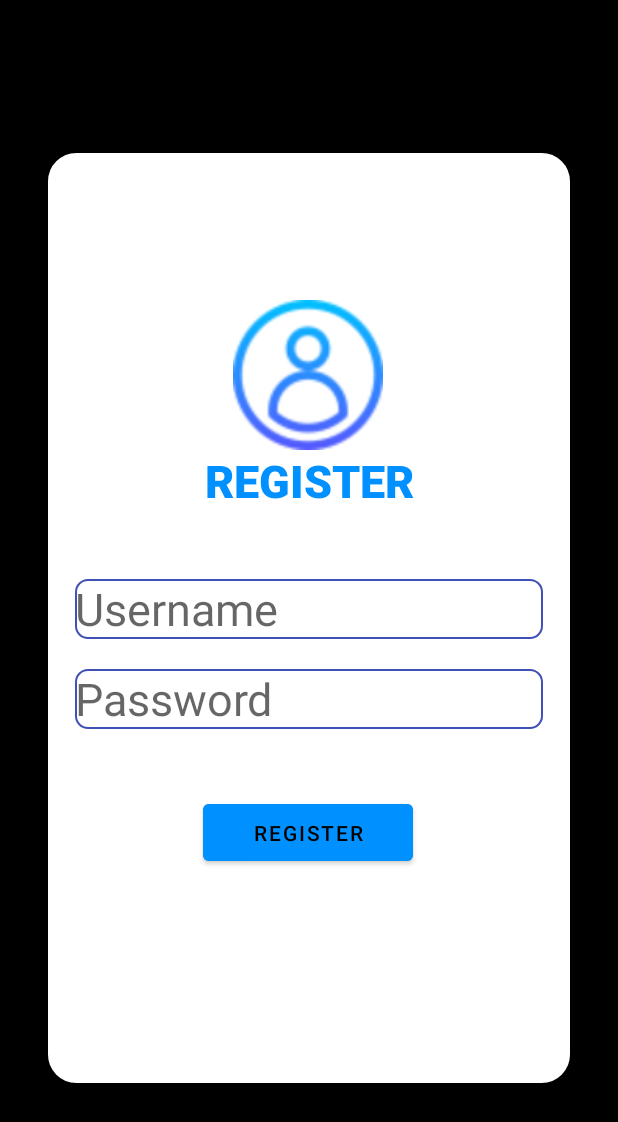
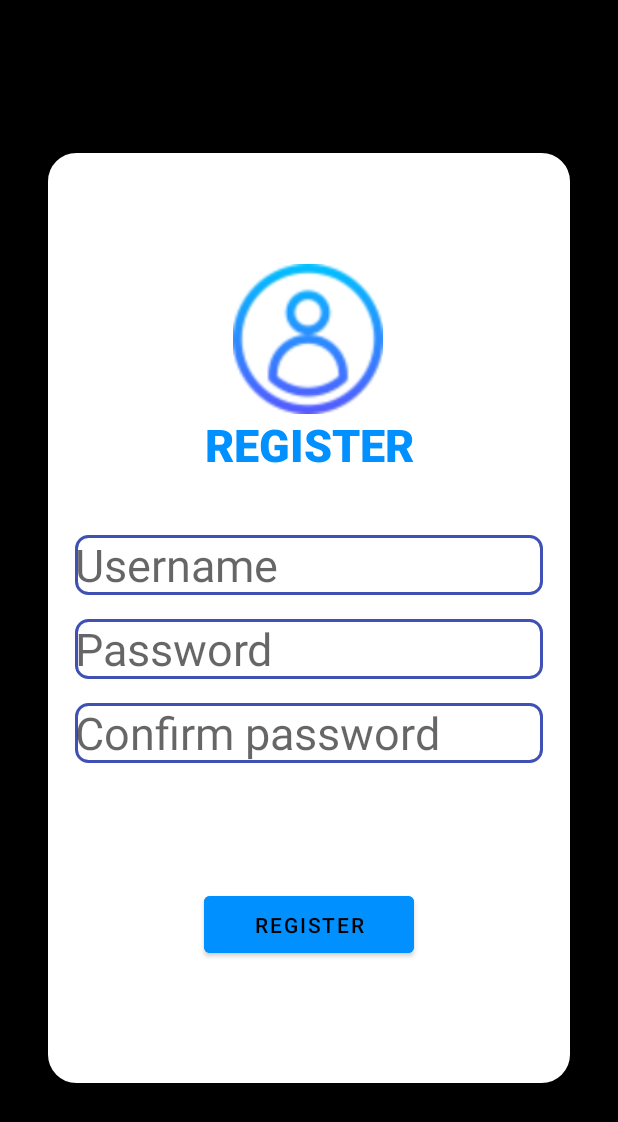
Before and after one commit to VihKag/AndroidML_project, an Android app: the screen it shows after launch (RegisterActivity), after a tap on "REGISTER", on a phone screen of 412 x 824 dp. Shown: the top 1122 px of the screen. Run offline under Robolectric (Android 15) with nearby library versions, the phone set to English and light mode, and no system bars.

Commit message:
add confirm password/ logout

```diff
--- a/AppAIAndroid/AppAIAndroid/app/src/main/AndroidManifest.xml
+++ b/AppAIAndroid/AppAIAndroid/app/src/main/AndroidManifest.xml
@@ -64,10 +64,10 @@
         <activity
             android:name=".ResultSearchActivity"
             android:exported="true"
+            android:theme="@style/Theme.AppCompat"
             android:windowSoftInputMode="adjustPan">
             <intent-filter>
                 <action android:name="android.intent.action.VIEW" />
-
                 <category android:name="android.intent.category.LAUNCHER" />
             </intent-filter>
         </activity>
--- a/AppAIAndroid/AppAIAndroid/app/src/main/java/hcmute/vika/appaiandroid/LoginActivity.java
+++ b/AppAIAndroid/AppAIAndroid/app/src/main/java/hcmute/vika/appaiandroid/LoginActivity.java
@@ -29,6 +29,13 @@ public class LoginActivity extends AppCompatActivity {
         buttonLogin = findViewById(R.id.buttonLogin);
         buttonRegister = findViewById(R.id.buttonRegister);
 
+//        Intent intentrc= getIntent();
+        Bundle extras = getIntent().getExtras();
+        if(extras!=null){
+            String mess=extras.getString("ToastRegister");
+            Toast.makeText(this, mess, Toast.LENGTH_SHORT).show();
+        }
+
         buttonLogin.setOnClickListener(new View.OnClickListener() {
             @Override
             public void onClick(View v) {
@@ -57,7 +64,7 @@ public class LoginActivity extends AppCompatActivity {
 
     private boolean login(String username, String password) {
         // Kiểm tra thông tin đăng nhập
-        return dbHelper.checkUser(username, password);
+        return dbHelper.checkUserlogin(username, password);
     }
 
 
--- a/AppAIAndroid/AppAIAndroid/app/src/main/java/hcmute/vika/appaiandroid/RegisterActivity.java
+++ b/AppAIAndroid/AppAIAndroid/app/src/main/java/hcmute/vika/appaiandroid/RegisterActivity.java
@@ -12,10 +12,9 @@ import androidx.annotation.Nullable;
 import androidx.appcompat.app.AppCompatActivity;
 
 public class RegisterActivity extends AppCompatActivity {
-    private EditText editTextUsername,editTextPassword;
+    private EditText editTextUsername,editTextPassword, editConfirmPassword;;
 
-    private Button buttonLogin,buttonRegister;
-    private TextView textViewForgotPassword;
+    private Button buttonRegister;
     private DBHelper dbHelper;
 
     @Override
@@ -27,29 +26,36 @@ public class RegisterActivity extends AppCompatActivity {
         editTextUsername = findViewById(R.id.editTextUsername);
         editTextPassword = findViewById(R.id.editTextPassword);
         buttonRegister = findViewById(R.id.buttonRegister);
-
+        editConfirmPassword=findViewById(R.id.editconfirmPassword);
         buttonRegister.setOnClickListener(new View.OnClickListener() {
             @Override
             public void onClick(View v) {
                 String username = editTextUsername.getText().toString();
                 String password = editTextPassword.getText().toString();
-                if (register(username, password)) {
+                String confirm = editConfirmPassword.getText().toString();
+                if (!password.equals(confirm)) {
+                    // Hiển thị thông báo lỗi khi mật khẩu và xác nhận mật khẩu không khớp
+                    Toast.makeText(RegisterActivity.this, "Password does not match", Toast.LENGTH_SHORT).show();
+                }else if(password.equals(confirm)) {
+                    if(register(username)){
                         // Thêm người dùng mới vào cơ sở dữ liệu
                         dbHelper.addUser(username, password);
                         // Đăng ký thành công, chuyển đến trang đăng nhập
                         Intent intent = new Intent(RegisterActivity.this, LoginActivity.class);
+                        intent.putExtra("ToastRegister","Sign up success");
                         startActivity(intent);
-                } else {
+                    }else {
                         // Hiển thị thông báo lỗi đăng ký
-                    Toast.makeText(RegisterActivity.this, "Registration failed", Toast.LENGTH_SHORT).show();
+                        Toast.makeText(RegisterActivity.this, "Sign up failed! The account have existed", Toast.LENGTH_SHORT).show();
+                    }
                 }
             }
         });
 
     }
-    private boolean register(String username, String password) {
+    private boolean register(String username) {
         // Kiểm tra xem người dùng đã tồn tại hay chưa
-        if (dbHelper.checkUser(username,password)) {
+        if (dbHelper.checkUser(username)) {
             // Người dùng đã tồn tại, đăng ký không thành công
             return false;
         }
--- a/AppAIAndroid/AppAIAndroid/app/src/main/res/drawable/login_input.xml
+++ b/AppAIAndroid/AppAIAndroid/app/src/main/res/drawable/login_input.xml
@@ -3,6 +3,6 @@
     <solid android:color="#00FFFFFF" /> <!-- Màu nền của button là màu trắng -->
     <corners android:radius="8dp" /> <!-- Bo tròn góc của button -->
     <stroke
-        android:width="1dp"
+        android:width="2dp"
         android:color="#3F51B5" /> <!-- Viền của button -->
 </shape>
--- a/AppAIAndroid/AppAIAndroid/app/src/main/res/layout/activity_register.xml
+++ b/AppAIAndroid/AppAIAndroid/app/src/main/res/layout/activity_register.xml
@@ -22,7 +22,7 @@
             android:id="@+id/imageViewUser"
             android:layout_width="100dp"
             android:layout_height="100dp"
-            android:layout_marginTop="100dp"
+            android:layout_marginTop="76dp"
             android:src="@drawable/user"
             app:layout_constraintEnd_toEndOf="parent"
             app:layout_constraintHorizontal_bias="0.498"
@@ -46,8 +46,8 @@
             android:id="@+id/editTextUsername"
             android:layout_width="match_parent"
             android:layout_height="40dp"
-            android:layout_marginTop="45dp"
             android:layout_marginStart="20dp"
+            android:layout_marginTop="40dp"
             android:layout_marginEnd="20dp"
             android:background="@drawable/login_input"
             android:hint="Username"
@@ -61,11 +61,11 @@
             android:id="@+id/editTextPassword"
             android:layout_width="match_parent"
             android:layout_height="40dp"
-            android:layout_marginTop="20dp"
+            android:layout_marginStart="20dp"
+            android:layout_marginTop="16dp"
+            android:layout_marginEnd="20dp"
             android:background="@drawable/login_input"
             android:hint="Password"
-            android:layout_marginStart="20dp"
-            android:layout_marginEnd="20dp"
             android:inputType="textPassword"
             android:textSize="30sp"
             app:layout_constraintEnd_toEndOf="parent"
@@ -77,15 +77,28 @@
             android:id="@+id/buttonRegister"
             android:layout_width="140dp"
             android:layout_height="50dp"
-            android:layout_marginStart="30dp"
             android:backgroundTint="@color/light_blue"
             android:text="Register"
             app:layout_constraintBottom_toBottomOf="parent"
             app:layout_constraintEnd_toEndOf="parent"
-            app:layout_constraintHorizontal_bias="0.414"
+            app:layout_constraintStart_toStartOf="parent"
+            app:layout_constraintTop_toBottomOf="@+id/editconfirmPassword" />
+
+        <EditText
+            android:id="@+id/editconfirmPassword"
+            android:layout_width="match_parent"
+            android:layout_height="40dp"
+            android:layout_marginStart="20dp"
+            android:layout_marginTop="16dp"
+            android:layout_marginEnd="20dp"
+            android:background="@drawable/login_input"
+            android:hint="Confirm password"
+            android:inputType="textPassword"
+            android:textSize="30sp"
+            app:layout_constraintEnd_toEndOf="parent"
             app:layout_constraintStart_toStartOf="parent"
             app:layout_constraintTop_toBottomOf="@+id/editTextPassword"
-            app:layout_constraintVertical_bias="0.233" />
+            tools:ignore="TouchTargetSizeCheck" />
 
     </androidx.constraintlayout.widget.ConstraintLayout>
 </androidx.constraintlayout.widget.ConstraintLayout>
```
Also changed, not shown: AppAIAndroid/AppAIAndroid/app/src/main/java/hcmute/vika/appaiandroid/DBHelper.java (+11 -1 lines), AppAIAndroid/AppAIAndroid/app/src/main/java/hcmute/vika/appaiandroid/MainActivity.java (+10 -1 lines), AppAIAndroid/AppAIAndroid/app/src/main/res/layout/activity_main.xml (+15 -0 lines), AppAIAndroid/AppAIAndroid/app/src/main/res/drawable/logout.png (added), 5 other files. Lines whose indentation alone changed are shown as unchanged.
